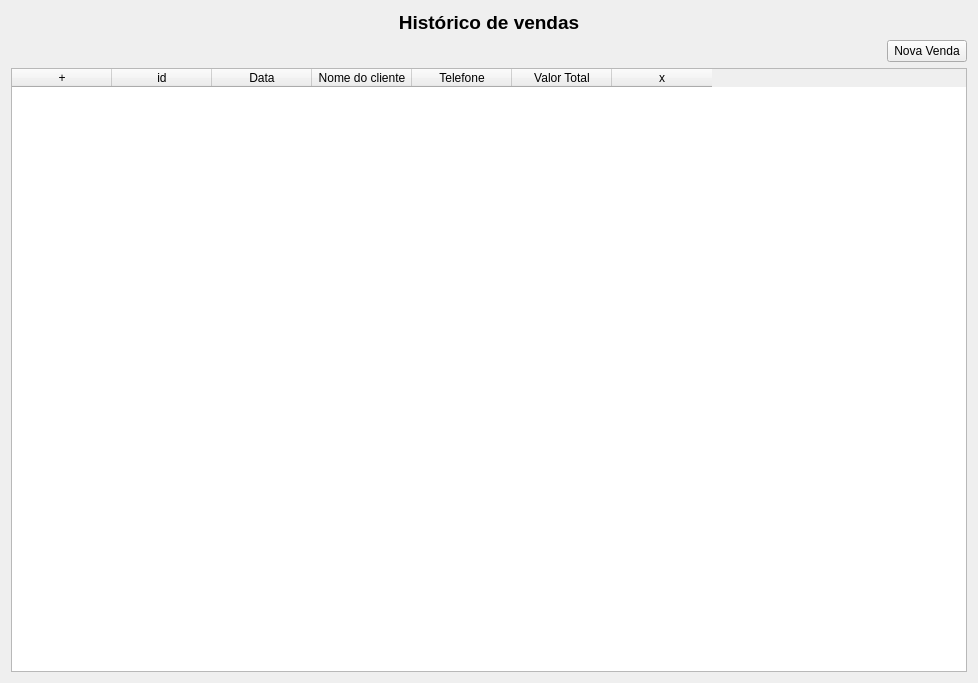
Above: ui/ui_vendas.ui from adaiasreis/ProjetoMatCons_F before the change. Below: the same form after it.
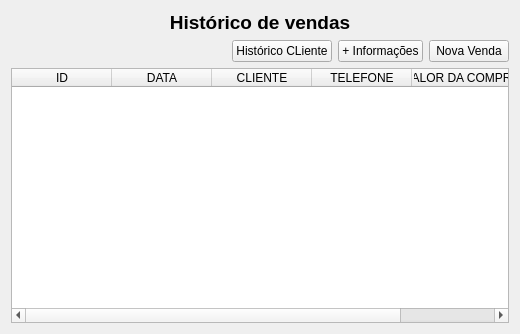
That is the form after the change.

Patch:
```diff
--- a/ui/ui_vendas.ui
+++ b/ui/ui_vendas.ui
@@ -6,8 +6,8 @@
    <rect>
     <x>0</x>
     <y>0</y>
-    <width>978</width>
-    <height>683</height>
+    <width>520</width>
+    <height>334</height>
    </rect>
   </property>
   <property name="windowTitle">
@@ -46,6 +46,20 @@
        </property>
       </spacer>
      </item>
+     <item>
+      <widget class="QPushButton" name="pushButton_2">
+       <property name="text">
+        <string>Histórico CLiente</string>
+       </property>
+      </widget>
+     </item>
+     <item>
+      <widget class="QPushButton" name="pushButton">
+       <property name="text">
+        <string>+ Informações</string>
+       </property>
+      </widget>
+     </item>
      <item>
       <widget class="QPushButton" name="b_novaVenda">
        <property name="text">
@@ -57,6 +71,9 @@
    </item>
    <item>
     <widget class="QTableWidget" name="tableWidget">
+     <property name="alternatingRowColors">
+      <bool>true</bool>
+     </property>
      <property name="selectionMode">
       <enum>QAbstractItemView::NoSelection</enum>
      </property>
@@ -71,37 +88,27 @@
      </property>
      <column>
       <property name="text">
-       <string>+</string>
+       <string>ID</string>
       </property>
      </column>
      <column>
       <property name="text">
-       <string>id</string>
+       <string>DATA</string>
       </property>
      </column>
      <column>
       <property name="text">
-       <string>Data</string>
+       <string>CLIENTE</string>
       </property>
      </column>
      <column>
       <property name="text">
-       <string>Nome do cliente</string>
+       <string>TELEFONE</string>
       </property>
      </column>
      <column>
       <property name="text">
-       <string>Telefone</string>
-      </property>
-     </column>
-     <column>
-      <property name="text">
-       <string>   Valor Total   </string>
-      </property>
-     </column>
-     <column>
-      <property name="text">
-       <string>x</string>
+       <string>VALOR DA COMPRA</string>
       </property>
      </column>
     </widget>
```
Left out of the diff: 2 changed lines with no effect on the pictures.
